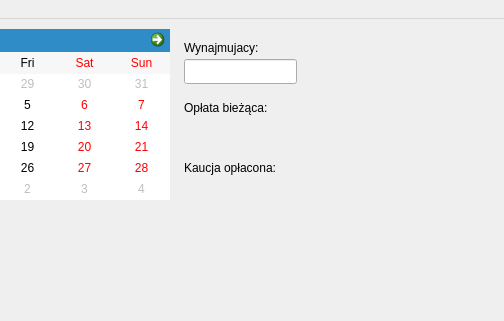
Above: boxwindow.ui from pawelsmyczek/pb_gui before the change; both pictures show x 296 to 800 and y 0 to 321 of the 800 by 600 pixel window. Below: the same form after it.
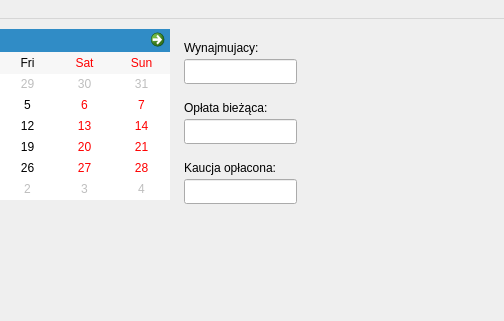
That is the form after the change. Custom widgets are drawn as their Qt base class.

```diff
--- a/boxwindow.ui
+++ b/boxwindow.ui
@@ -86,6 +86,26 @@
      </rect>
     </property>
    </widget>
+   <widget class="QLineEdit" name="lineEdit_2">
+    <property name="geometry">
+     <rect>
+      <x>480</x>
+      <y>100</y>
+      <width>113</width>
+      <height>25</height>
+     </rect>
+    </property>
+   </widget>
+   <widget class="QLineEdit" name="lineEdit_3">
+    <property name="geometry">
+     <rect>
+      <x>480</x>
+      <y>160</y>
+      <width>113</width>
+      <height>25</height>
+     </rect>
+    </property>
+   </widget>
   </widget>
   <widget class="QMenuBar" name="menubar">
    <property name="geometry">
```
